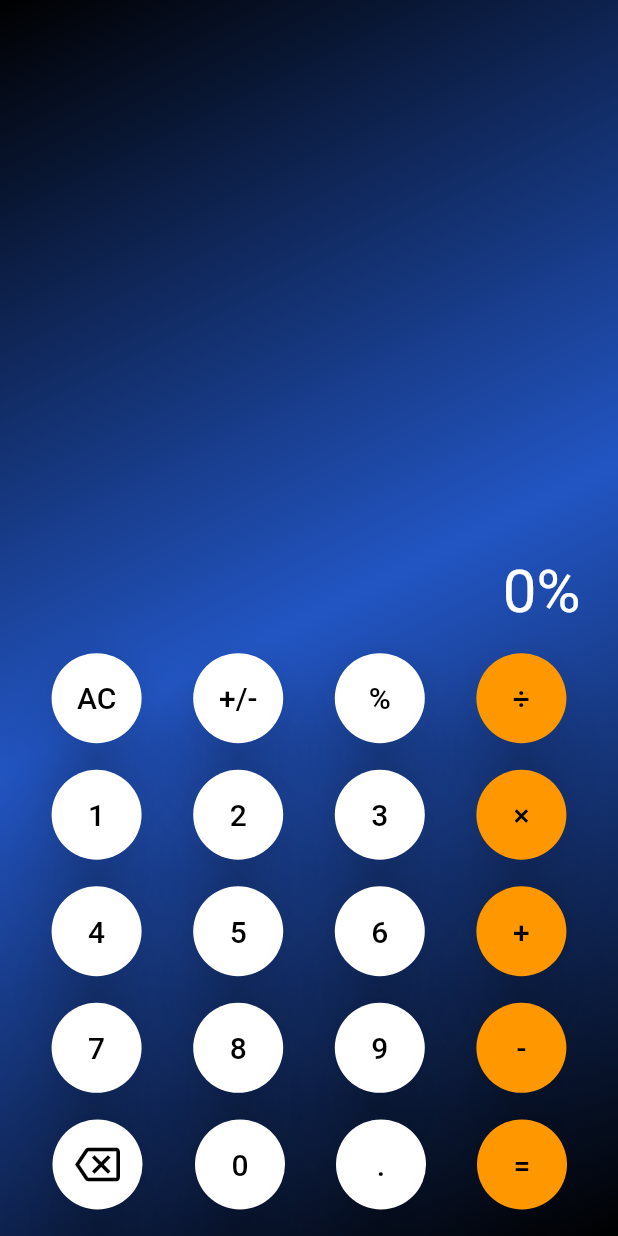
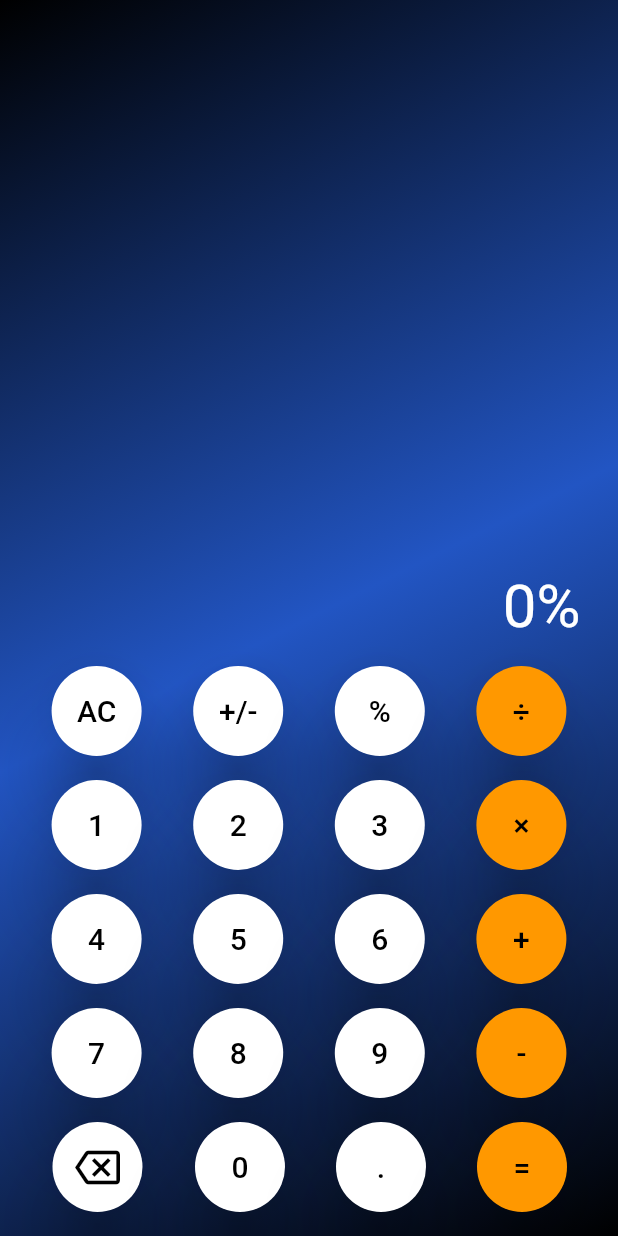
Before and after one commit to bcgates1/calculator, a Flutter app: the screen it shows after launch, after a tap on an icon or button, on a phone screen of 412 x 824 dp. Run offline on Flutter 3.47's test engine with Material 2 defaults, Android fonts, the phone set to English and light mode, and no system bars.

Commit message:
everything working

```diff
--- a/lib/controllers/provider/display_cotroller.dart
+++ b/lib/controllers/provider/display_cotroller.dart
@@ -3,7 +3,6 @@ import 'package:flutter/material.dart';
 
 class DisplayController extends ChangeNotifier {
   String displayText = '0';
-  num a = 0, b = 0;
   String resultDisplay = '', result = '';
   List<String> operations = [], digits = [];
 
@@ -11,8 +10,8 @@ class DisplayController extends ChangeNotifier {
     switch (buttonText) {
       case 'AC':
         displayText = '0';
-        a = 0;
-        b = 0;
+        operations = [];
+        digits = [];
         resultDisplay = '';
         result = '';
 
@@ -44,7 +43,8 @@ class DisplayController extends ChangeNotifier {
             displayText = '0';
             resultDisplay = '';
           }
-          operations = displayText.trim().split(RegExp(r'\d+(\.\d+)?'));
+          //to seperate operators from numbers
+          operations = displayText.trim().split(RegExp(r'\d+(\.)?'));
           // Remove any empty strings
           operations.removeWhere((part) => part.isEmpty);
 
--- a/lib/screens/home_screen.dart
+++ b/lib/screens/home_screen.dart
@@ -31,7 +31,7 @@ class Homepage extends StatelessWidget {
               Padding(
                 padding: const EdgeInsets.symmetric(horizontal: 25),
                 child: SizedBox(
-                  height: 400,
+                  height: MediaQuery.sizeOf(context).height * 0.5,
                   child: Align(
                     alignment: Alignment.bottomRight,
                     child: Consumer<DisplayController>(
```
Also changed, not shown: lib/test.dart (deleted, +0 -33 lines).
